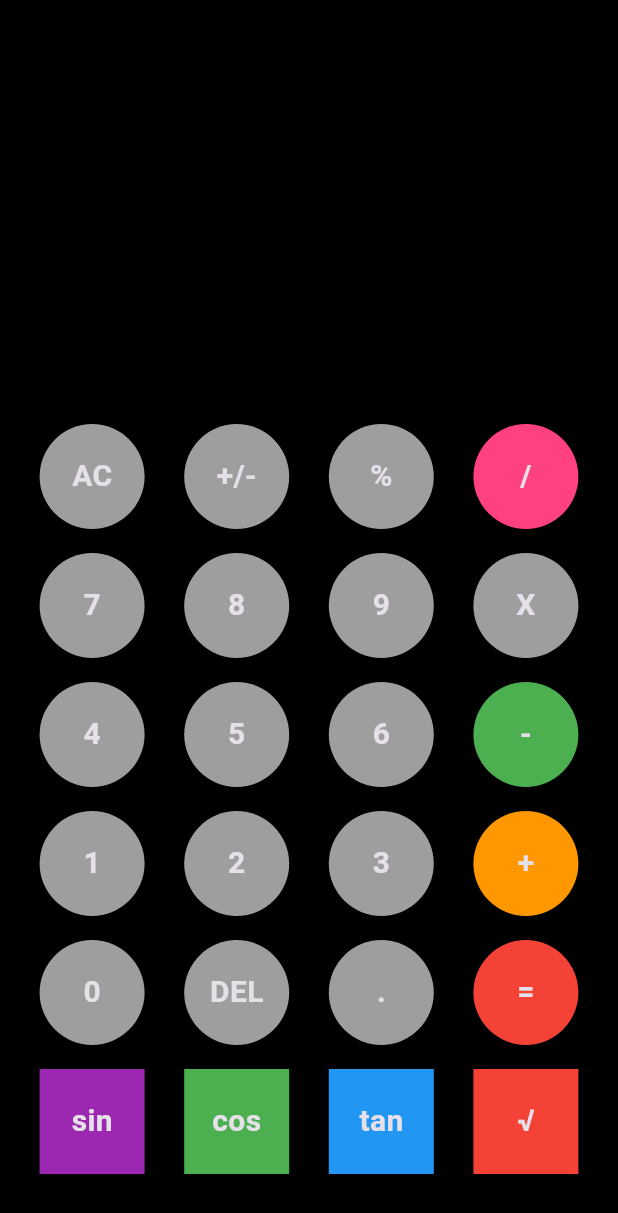
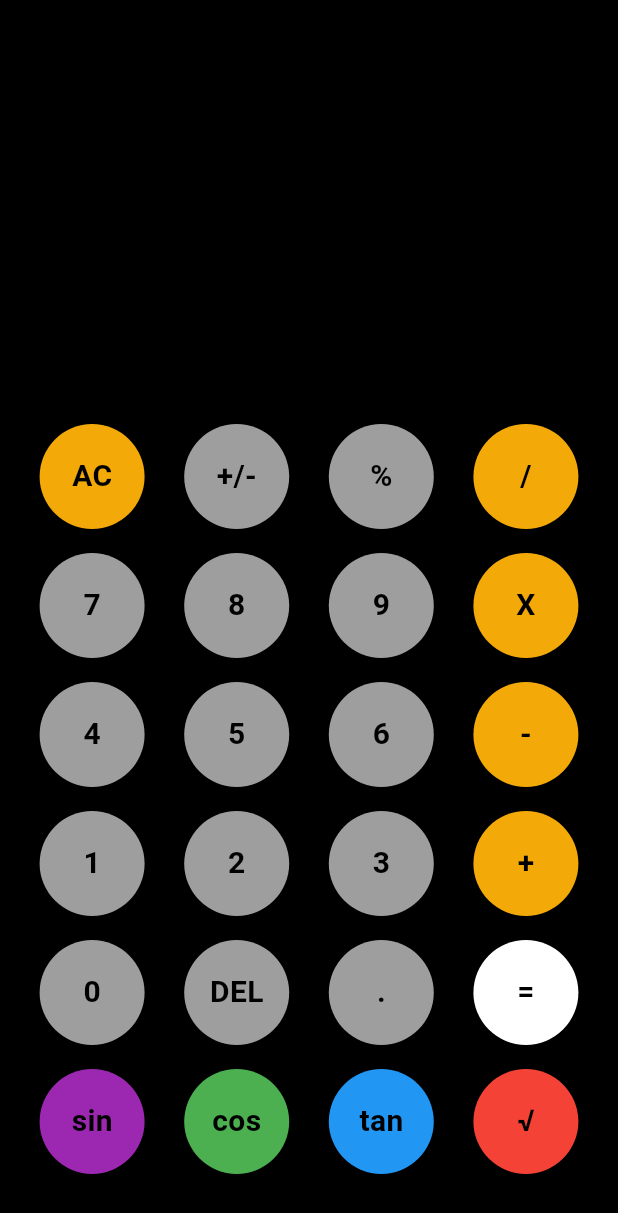
Before and after one commit to GDGC-MET/Calculator-Flutter, a Flutter app: the screen it shows after launch, on a phone screen of 412 x 824 dp. Shown: the top 1213 px of the screen. Run offline on Flutter 3.47's test engine with Material 3 defaults, Android fonts, the phone set to English and light mode, and no system bars; our stand-ins replace math_expressions.

Commit message:
enhace the feel of calculater specialy colors

```diff
--- a/lib/Calculator.dart
+++ b/lib/Calculator.dart
@@ -29,9 +29,9 @@ class _calculatorState extends State<calculator> {
                     children: [
                       Align(
                         alignment: Alignment.centerRight,
-                        child: Text(result.toString(), style: TextStyle(fontSize: 50)),
+                        child: Text(result.toString(), style: const TextStyle(fontSize: 50)),
                       ),
-                      Text(userInput.toString(), style: TextStyle(fontSize: 50)),
+                      Text(userInput.toString(), style: const TextStyle(fontSize: 50)),
                     ],
                   ),
                 ),
@@ -44,10 +44,12 @@ class _calculatorState extends State<calculator> {
                   Row(
                     mainAxisAlignment: MainAxisAlignment.spaceEvenly,
                     children: [
-                      myButton(title: "AC", onPress: () {
+                      myButton(title: "AC",                        color: Color(0xFFF3A908),
+                          onPress: () {
                         setState(() {
                           userInput = '';
                           result = '';
+
                         });
                       }),
                       myButton(title: "+/-", onPress: () {
@@ -55,12 +57,13 @@ class _calculatorState extends State<calculator> {
                       }),
                       myButton(title: "%", onPress: () {
                         setState(() {
-                          userInput = userInput + '%';
+                          userInput = '$userInput%';
                         });
                       }),
-                      myButton(color: Colors.pinkAccent, title: "/", onPress: () {
+                      myButton(                        color: Color(0xFFF3A908),
+                            title: "/", onPress: () {
                         setState(() {
-                          userInput = userInput + '/';
+                          userInput = '$userInput/';
                         });
                       }),
                     ],
@@ -70,22 +73,23 @@ class _calculatorState extends State<calculator> {
                     children: [
                       myButton(title: "7", onPress: () {
                         setState(() {
-                          userInput = userInput + '7';
+                          userInput = '${userInput}7';
                         });
                       }),
                       myButton(title: "8", onPress: () {
                         setState(() {
-                          userInput = userInput + '8';
+                          userInput = '${userInput}8';
                         });
                       }),
                       myButton(title: "9", onPress: () {
                         setState(() {
-                          userInput = userInput + '9';
+                          userInput = '${userInput}9';
                         });
                       }),
-                      myButton(color: Colors.grey, title: "X", onPress: () {
+                      myButton(                        color: Color(0xFFF3A908),
+                          title: "X", onPress: () {
                         setState(() {
-                          userInput = userInput + 'X';
+                          userInput = '${userInput}X';
                         });
                       }),
                     ],
@@ -95,22 +99,23 @@ class _calculatorState extends State<calculator> {
                     children: [
                       myButton(title: "4", onPress: () {
                         setState(() {
-                          userInput = userInput + '4';
+                          userInput = '${userInput}4';
                         });
                       }),
                       myButton(title: "5", onPress: () {
                         setState(() {
-                          userInput = userInput + '5';
+                          userInput = '${userInput}5';
                         });
                       }),
                       myButton(title: "6", onPress: () {
                         setState(() {
-                          userInput = userInput + '6';
+                          userInput = '${userInput}6';
                         });
                       }),
-                      myButton(color: Colors.green, title: "-", onPress: () {
+                      myButton(                        color: Color(0xFFF3A908),
+                          title: "-", onPress: () {
                         setState(() {
-                          userInput = userInput + '-';
+                          userInput = '$userInput-';
                         });
                       }),
                     ],
@@ -120,22 +125,23 @@ class _calculatorState extends State<calculator> {
                     children: [
                       myButton(title: "1", onPress: () {
                         setState(() {
-                          userInput = userInput + '1';
+                          userInput = '${userInput}1';
                         });
                       }),
                       myButton(title: "2", onPress: () {
                         setState(() {
-                          userInput = userInput + '2';
+                          userInput = '${userInput}2';
                         });
                       }),
                       myButton(title: "3", onPress: () {
                         setState(() {
-                          userInput = userInput + '3';
+                          userInput = '${userInput}3';
                         });
                       }),
-                      myButton(color: Colors.orange, title: "+", onPress: () {
+                      myButton(                        color: Color(0xFFF3A908),
+                          title: "+", onPress: () {
                         setState(() {
-                          userInput = userInput + '+';
+                          userInput = '$userInput+';
                         });
                       }),
                     ],
@@ -145,7 +151,7 @@ class _calculatorState extends State<calculator> {
                     children: [
                       myButton(title: "0", onPress: () {
                         setState(() {
-                          userInput = userInput + '0';
+                          userInput = '${userInput}0';
                         });
                       }),
                       myButton(title: "DEL", onPress: () {
@@ -155,10 +161,11 @@ class _calculatorState extends State<calculator> {
                       }),
                       myButton(title: ".", onPress: () {
                         setState(() {
-                          userInput = userInput + '.';
+                          userInput = '$userInput.';
                         });
                       }),
-                      myButton(color: Colors.red, title: "=", onPress: () {
+                      myButton(                        color: Colors.white,
+                           title: "=", onPress: () {
                         equalPress();
                       }),
                     ],
@@ -170,7 +177,7 @@ class _calculatorState extends State<calculator> {
                       myButton(
                         title: "sin",
                         color: Colors.purple,
-                        shape: BoxShape.rectangle,
+                        shape: BoxShape.circle,
                         onPress: () {
                           setState(() {});
                         },
@@ -178,7 +185,7 @@ class _calculatorState extends State<calculator> {
                       myButton(
                         title: "cos",
                         color: Colors.green,
-                        shape: BoxShape.rectangle,
+                        shape: BoxShape.circle,
                         onPress: () {
                           setState(() {});
                         },
@@ -186,7 +193,7 @@ class _calculatorState extends State<calculator> {
                       myButton(
                         title: "tan",
                         color: Colors.blue,
-                        shape: BoxShape.rectangle,
+                        shape: BoxShape.circle,
                         onPress: () {
                           setState(() {});
                         },
@@ -194,7 +201,7 @@ class _calculatorState extends State<calculator> {
                       myButton(
                         title: "√",
                         color: Colors.red,
-                        shape: BoxShape.rectangle,
+                        shape: BoxShape.circle,
                         onPress: () {
                           setState(() {});
                         },
@@ -230,7 +237,7 @@ class myButton extends StatelessWidget {
   final VoidCallback onPress;
   final BoxShape shape; // New parameter for button shape
 
-  myButton({super.key, required this.title, this.color = Colors.grey, required this.onPress, this.shape = BoxShape.circle});
+  const myButton({super.key, required this.title, this.color = Colors.grey, required this.onPress, this.shape = BoxShape.circle});
 
   @override
   Widget build(BuildContext context) {
@@ -248,7 +255,7 @@ class myButton extends StatelessWidget {
           child: Center(
             child: Text(
               title,
-              style: TextStyle(fontSize: 20, fontWeight: FontWeight.bold),
+              style: const TextStyle(fontSize: 20, fontWeight: FontWeight.bold,color: Colors.black),
             ),
           ),
         ),
--- a/lib/main.dart
+++ b/lib/main.dart
@@ -20,7 +20,7 @@ class _MyAppState extends State<MyApp> {
       theme: ThemeData(
         brightness: Brightness.dark
       ),
-      home: calculator(),
+      home: const calculator(),
     );
   }
 }
```
